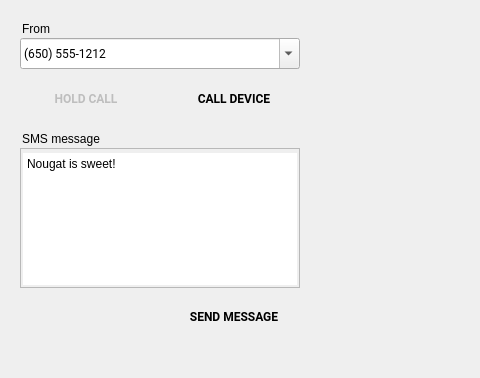
Above: android/android-emu/android/skin/qt/extended-pages/telephony-page.ui from aosp-mirror/platform_external_qemu before the change; both pictures show x 0 to 480 and y 0 to 378 of the 622 by 580 pixel window. Below: the same form after it.
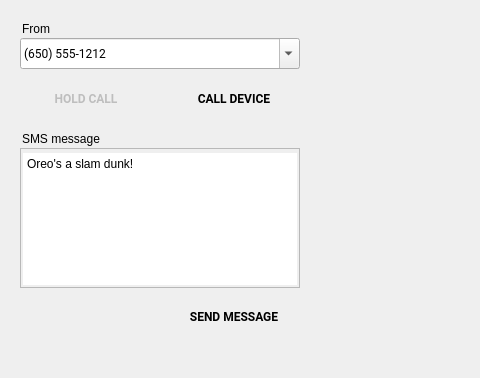
That is the form after the change. Icons and pictures are not drawn. Custom widgets are drawn as their Qt base class.

Commit message:
[UI] Make the default SMS message mention Oreo
"Oreo's a slam dunk!"

Test: Manual verification

What changed in the file:
```diff
--- a/android/android-emu/android/skin/qt/extended-pages/telephony-page.ui
+++ b/android/android-emu/android/skin/qt/extended-pages/telephony-page.ui
@@ -26,7 +26,7 @@
     <string notr="true">padding: 4px 2px 2px 2px;</string>
    </property>
    <property name="plainText">
-    <string>Nougat is sweet!</string>
+    <string>Oreo's a slam dunk!</string>
    </property>
    <property name="ColorGroup" stdset="0">
     <string>SmsBox</string>
```
